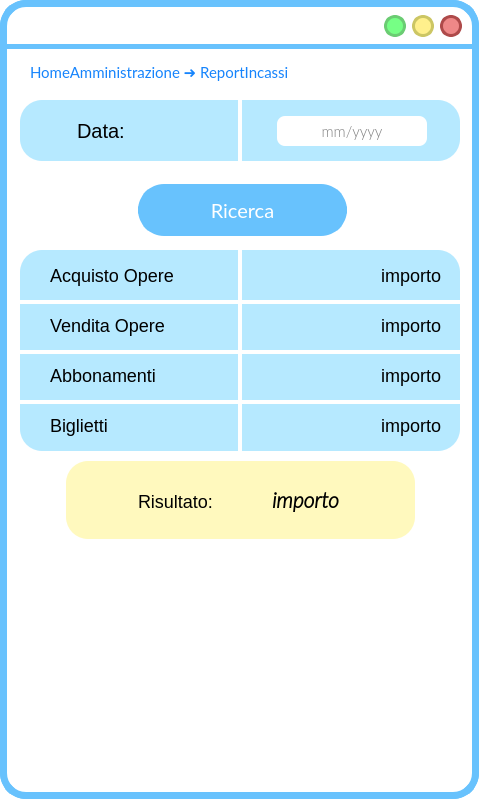
Qt form ui/VistaReportIncassi.ui (SbattellaMattia/SoftwareEngineering) before a commit.
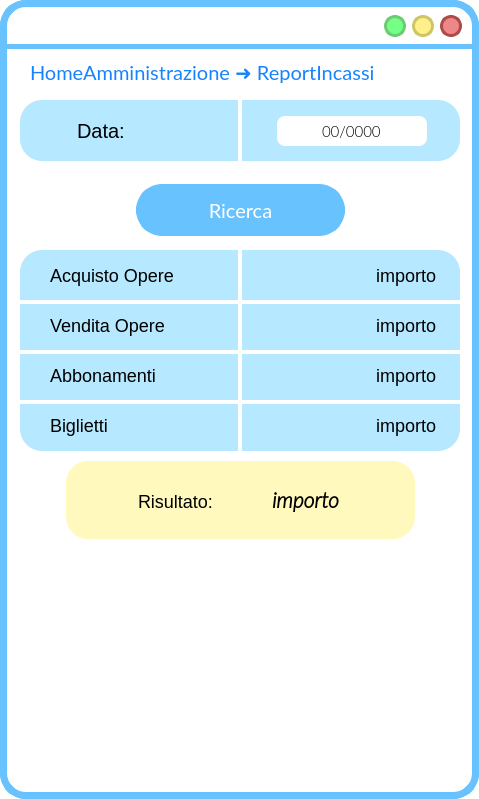
The same form after that commit. Icons and pictures are not drawn.

Patch:
```diff
--- a/ui/VistaReportIncassi.ui
+++ b/ui/VistaReportIncassi.ui
@@ -585,14 +585,14 @@
      <rect>
       <x>30</x>
       <y>57</y>
-      <width>331</width>
+      <width>381</width>
       <height>31</height>
      </rect>
     </property>
     <property name="font">
      <font>
       <family>Lato</family>
-      <pointsize>16</pointsize>
+      <pointsize>14</pointsize>
       <weight>50</weight>
       <italic>false</italic>
       <bold>false</bold>
@@ -606,7 +606,7 @@
 font: 16pt &quot;Lato&quot;;</string>
     </property>
     <property name="text">
-     <string>&lt;html&gt;&lt;head/&gt;&lt;body&gt;&lt;p&gt;&lt;span style=&quot; font-size:11pt;&quot;&gt;HomeAmministrazione ➜ ReportIncassi&lt;/span&gt;&lt;/p&gt;&lt;/body&gt;&lt;/html&gt;</string>
+     <string>HomeAmministrazione ➜ ReportIncassi</string>
     </property>
    </widget>
    <widget class="QLabel" name="label_13">
@@ -708,7 +708,7 @@
    <widget class="QLabel" name="acquistaOperaLabel">
     <property name="geometry">
      <rect>
-      <x>270</x>
+      <x>265</x>
       <y>260</y>
       <width>171</width>
       <height>31</height>
@@ -730,7 +730,7 @@
    <widget class="QLabel" name="abbonamentiLabel">
     <property name="geometry">
      <rect>
-      <x>270</x>
+      <x>265</x>
       <y>360</y>
       <width>171</width>
       <height>31</height>
@@ -752,7 +752,7 @@
    <widget class="QLabel" name="bigliettiLabel">
     <property name="geometry">
      <rect>
-      <x>270</x>
+      <x>265</x>
       <y>410</y>
       <width>171</width>
       <height>31</height>
@@ -774,7 +774,7 @@
    <widget class="QLabel" name="venditaOpereLabel">
     <property name="geometry">
      <rect>
-      <x>270</x>
+      <x>265</x>
       <y>310</y>
       <width>171</width>
       <height>31</height>
@@ -868,10 +868,10 @@
    <widget class="QLabel" name="frecciaSxLabel">
     <property name="geometry">
      <rect>
-      <x>33</x>
-      <y>174</y>
-      <width>81</width>
-      <height>71</height>
+      <x>34</x>
+      <y>180</y>
+      <width>54</width>
+      <height>54</height>
      </rect>
     </property>
     <property name="cursor">
@@ -896,10 +896,10 @@
    <widget class="QLabel" name="frecciaDxLabel">
     <property name="geometry">
      <rect>
-      <x>373</x>
-      <y>174</y>
-      <width>81</width>
-      <height>71</height>
+      <x>390</x>
+      <y>180</y>
+      <width>54</width>
+      <height>54</height>
      </rect>
     </property>
     <property name="cursor">
@@ -994,8 +994,11 @@
 border-width:3;
 }</string>
     </property>
+    <property name="inputMask">
+     <string>00/0000;0</string>
+    </property>
     <property name="text">
-     <string/>
+     <string>/</string>
     </property>
     <property name="alignment">
      <set>Qt::AlignCenter</set>
@@ -1032,7 +1035,7 @@
    <widget class="QPushButton" name="ricercaButton">
     <property name="geometry">
      <rect>
-      <x>138</x>
+      <x>136</x>
       <y>184</y>
       <width>209</width>
       <height>52</height>
```
Left out of the diff: 2 changed lines with no effect on the pictures.
